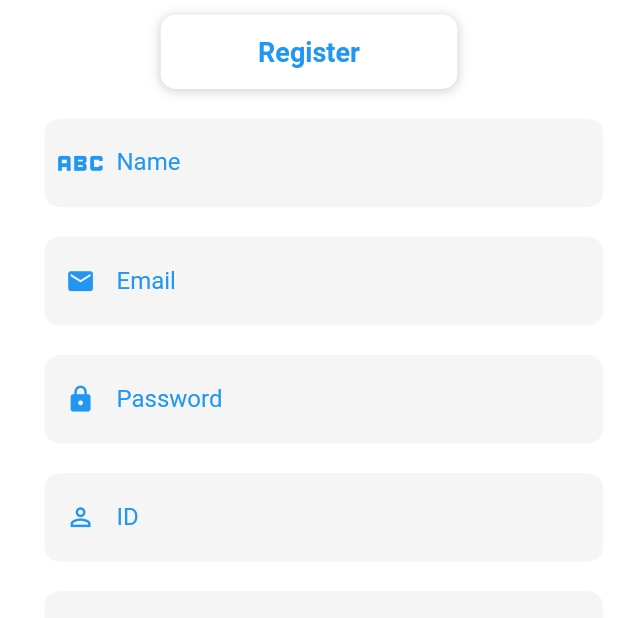
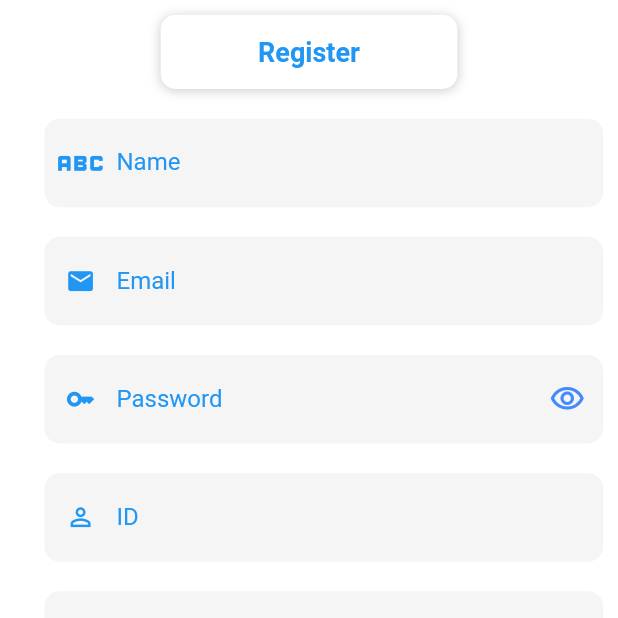
Before and after one commit to AbdulazizNassar/mafqud_project, a Flutter app: the screen it shows after launch, after a tap on "Continue with email", after a tap on "Sign Up", on a phone screen of 412 x 824 dp, the top half of it. Run offline on Flutter 3.47's test engine with Material 2 defaults, Android fonts, the phone set to English and light mode, and no system bars; our stand-ins replace animate_do, awesome_snackbar_content, bloc, cached_network_image, cloud_firestore, conditional_builder_null_safety and 18 more; missing offline and left inert: flutter_google_places, google_api_headers, google_maps_webservice, regexed_validator; accounts and stored records are empty; project files that could hold a hidden picture were left out.

```diff
--- a/lib/screens/Authentication/register.dart
+++ b/lib/screens/Authentication/register.dart
@@ -16,6 +16,7 @@ class Register extends StatefulWidget {
 class _RegisterState extends State<Register> {
   final GlobalKey<FormState> _formState = GlobalKey<FormState>();
   var email, password, idNum, PhoneNum, name;
+  bool _passwordVisible = true;
 
   signup() async {
     var formData = _formState.currentState;
@@ -109,26 +110,8 @@ class _RegisterState extends State<Register> {
                                   }
                                   return null;
                                 },
-                              decoration: InputDecoration(
-                                labelText: 'Email',
-                                labelStyle:
-                                    const TextStyle(color: primaryColor),
-                                prefixIcon: Icon(
-                                  Icons.mail,
-                                  size: SizeConfig.defaultSize * 2,
-                                  color: primaryColor,
-                                ),
-                                filled: true,
-                                enabledBorder: UnderlineInputBorder(
-                                  borderRadius: BorderRadius.circular(10),
-                                  borderSide: BorderSide.none,
-                                ),
-                                focusedBorder: OutlineInputBorder(
-                                    borderRadius: BorderRadius.circular(10),
-                                    borderSide:
-                                        const BorderSide(color: primaryColor)),
-                              ),
-                            ),
+                                decoration:
+                                    textFormFieldStyle('Email', Icons.email)),
                             SizedBox(
                               height: SizeConfig.defaultSize * 2,
                             ),
@@ -138,28 +121,28 @@ class _RegisterState extends State<Register> {
                               onSaved: (val) {
                                 password = val!;
                               },
-                              obscureText: true,
+                              obscureText: _passwordVisible,
                               validator: (val) => val!.length < 6
                                   ? "Password must be at least 6 characters long"
                                   : null,
-                              decoration: InputDecoration(
-                                labelText: 'Password',
-                                labelStyle:
-                                    const TextStyle(color: primaryColor),
-                                prefixIcon: Icon(
-                                  Icons.lock,
-                                  size: SizeConfig.defaultSize * 2,
-                                  color: primaryColor,
+                              decoration: textFormFieldStyle(
+                                "Password",
+                                Icons.key_outlined,
+                                IconButton(
+                                  icon: Icon(
+                                    _passwordVisible
+                                        ? Icons.visibility_outlined
+                                        : Icons.visibility_off_outlined,
+                                    color: Colors.blueAccent,
                                   ),
-                                filled: true,
-                                enabledBorder: UnderlineInputBorder(
-                                  borderRadius: BorderRadius.circular(10),
-                                  borderSide: BorderSide.none,
+                                  onPressed: () {
+                                    setState(
+                                      () {
+                                        _passwordVisible = !_passwordVisible;
+                                      },
+                                    );
+                                  },
                                 ),
-                                focusedBorder: OutlineInputBorder(
-                                    borderRadius: BorderRadius.circular(10),
-                                    borderSide:
-                                        const BorderSide(color: primaryColor)),
                               ),
                             ),
                             SizedBox(
--- a/lib/screens/Authentication/sign_in.dart
+++ b/lib/screens/Authentication/sign_in.dart
@@ -94,9 +94,11 @@ class _SignInState extends State<SignIn> {
                                 'Password',
                                 Icons.key_outlined,
                                 IconButton(
-                                  icon: Icon(_passwordVisible
-                                      ? Icons.visibility_outlined
-                                      : Icons.visibility_off_outlined),
+                                  icon: Icon(
+                                      _passwordVisible
+                                          ? Icons.visibility_outlined
+                                          : Icons.visibility_off_outlined,
+                                      color: Colors.blueAccent),
                                   onPressed: () {
                                     setState(
                                       () {
```
Lines whose indentation alone changed are shown as unchanged.
